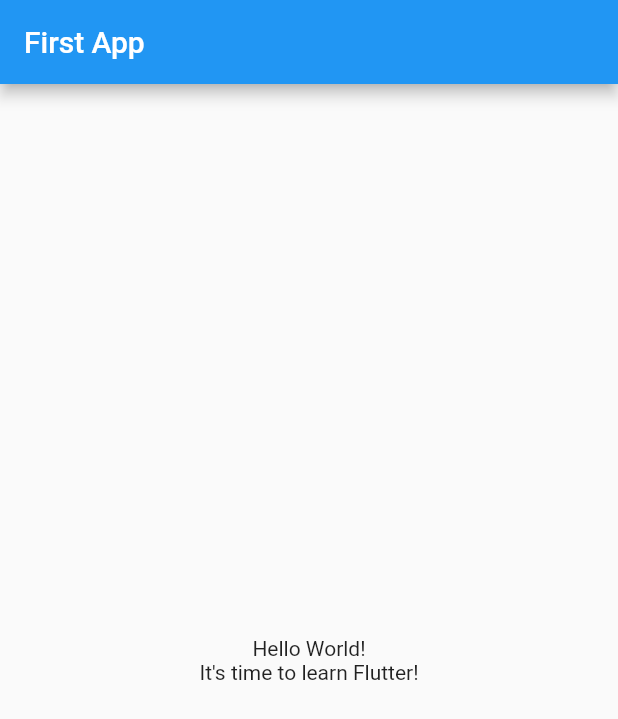
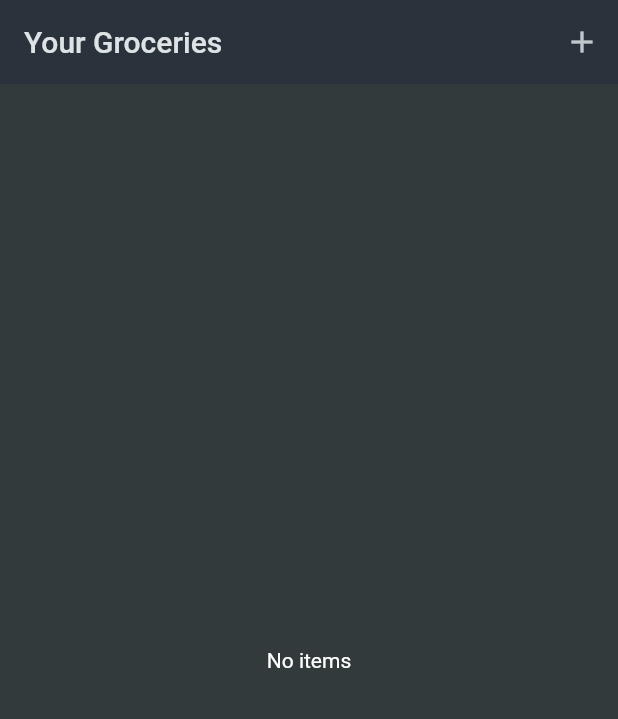
Before and after one commit to CrystalCAI11/flutter-demo, a Flutter app: the screen it shows after launch, on a phone screen of 412 x 824 dp. Shown: the top 719 px of the screen. Run offline on Flutter 3.47's test engine with Material 2 defaults, Android fonts, the phone set to English and light mode, and no system bars.

Commit message:
handling user input and use Forms widget

```diff
--- a/lib/main.dart
+++ b/lib/main.dart
@@ -1,4 +1,5 @@
 import 'package:flutter/material.dart';
+import 'package:flutter_application_1/widgets/grocery_list.dart';
 
 void main() {
   runApp(const MyApp());
@@ -9,29 +10,18 @@ class MyApp extends StatelessWidget {
 
   @override
   Widget build(BuildContext context) {
-    return MaterialApp(
-      title: 'Flutter Demo',
-      theme: ThemeData(
-        primarySwatch: Colors.blue,
+     return MaterialApp(
+      title: 'Flutter Groceries',
+      theme: ThemeData.dark().copyWith(
+        useMaterial3: true,
+        colorScheme: ColorScheme.fromSeed(
+          seedColor: const Color.fromARGB(255, 147, 229, 250),
+          brightness: Brightness.dark,
+          surface: const Color.fromARGB(255, 42, 51, 59),
+        ),
+        scaffoldBackgroundColor: const Color.fromARGB(255, 50, 58, 60),
       ),
-      home: Scaffold(
-        appBar: AppBar(
-          title: const Text('First App'),
-        ),
-        body: Center(
-          child: Column(
-            mainAxisAlignment: MainAxisAlignment.center,
-            children: const [
-              Text(
-                'Hello World!',
-              ),
-              Text(
-                'It\'s time to learn Flutter!',
-              ),
-            ],
-          ),
-        ),
-      ),
+      home: const GroceryList(),
     );
   }
 }
--- /dev/null
+++ b/lib/models/category.dart
@@ -0,0 +1,21 @@
+import 'package:flutter/material.dart';
+
+enum Categories {
+  vegetables,
+  fruit,
+  meat,
+  dairy,
+  carbs,
+  sweets,
+  spices,
+  convenience,
+  hygiene,
+  other
+}
+
+class Category {
+  final String title;
+  final Color color;
+
+  const Category(this.title, this.color);
+}
--- /dev/null
+++ b/lib/models/grocery_item.dart
@@ -0,0 +1,15 @@
+import 'category.dart';
+
+class GroceryItem {
+  final String id;
+  final String name;
+  final int quantity;
+  final Category category;
+
+  const GroceryItem({
+    required this.id,
+    required this.name,
+    required this.quantity,
+    required this.category,
+  });
+}
--- /dev/null
+++ b/lib/widgets/grocery_list.dart
@@ -0,0 +1,72 @@
+import 'package:flutter/material.dart';
+import 'package:flutter_application_1/models/grocery_item.dart';
+import 'package:flutter_application_1/widgets/new_item.dart';
+
+class GroceryList extends StatefulWidget {
+  const GroceryList({super.key});
+
+  @override
+  State<GroceryList> createState() => _GroceryListState();
+}
+
+class _GroceryListState extends State<GroceryList> {
+  final List<GroceryItem> _groceryItems = [];
+
+  void _addItem() async {
+    final newItem = await Navigator.of(context).push(
+      MaterialPageRoute(
+        builder: (ctx) => const NewItem(),
+      ),
+    );
+    if (newItem == null) {
+      return;
+    }
+    setState(() {
+      _groceryItems.add(newItem);
+    });
+  }
+
+  void _removeItem(GroceryItem item) {
+    setState(() {
+      _groceryItems.remove(item);
+    });
+  }
+
+  @override
+  Widget build(BuildContext context) {
+    Widget content = const Center(child: Text('No items'));
+    if (_groceryItems.isNotEmpty) {
+      content = ListView.builder(
+        itemCount: _groceryItems.length,
+        itemBuilder: (ctx, index) => Dismissible(
+          key: ValueKey(_groceryItems[index].id),
+          onDismissed: (direction) {
+            _removeItem(_groceryItems[index]);
+          },
+          child: ListTile(
+            title: Text(_groceryItems[index].name),
+            leading: Container(
+              width: 24,
+              height: 24,
+              color: _groceryItems[index].category.color,
+            ),
+            trailing: Text(_groceryItems[index].quantity.toString()),
+          ),
+        ),
+      );
+    }
+
+    return Scaffold(
+      appBar: AppBar(
+        title: const Text('Your Groceries'),
+        actions: [
+          IconButton(
+            onPressed: _addItem,
+            icon: const Icon(Icons.add),
+          )
+        ],
+      ),
+      body: content,
+    );
+  }
+}
```
Also changed, not shown: lib/data/categories.dart (added, +46 -0 lines), lib/data/dummy_items.dart (added, +21 -0 lines), lib/widgets/new_item.dart (added, +145 -0 lines), pubspec.lock.
